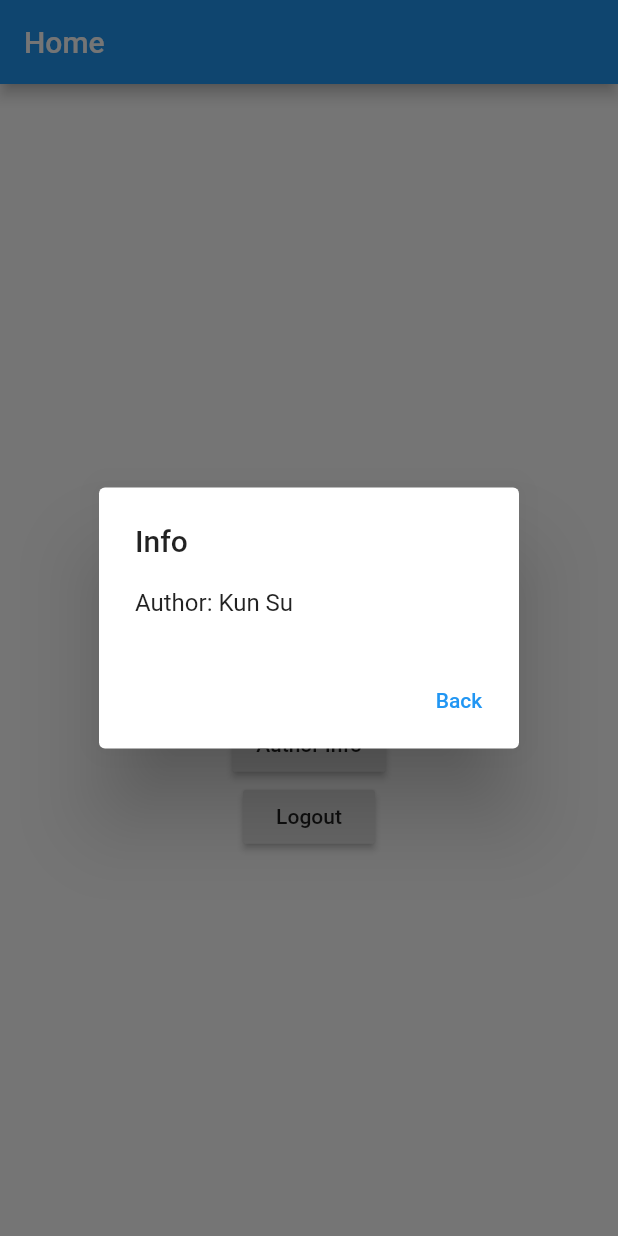
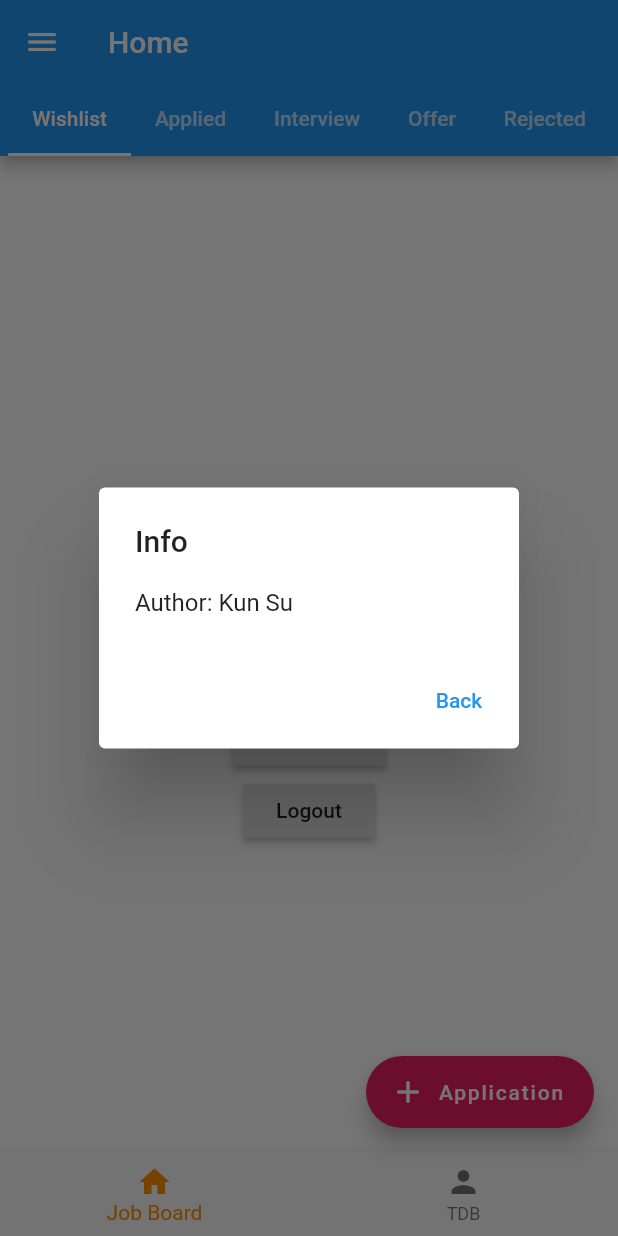
Before and after one commit to KunSu/JobSeeker, a Flutter app: the screen it shows once a user with an empty profile is signed in, after a tap on "Author Info", on a phone screen of 412 x 824 dp. Run offline on Flutter 3.47's test engine with Material 2 defaults, Android fonts, the phone set to English and light mode, and no system bars; our stand-ins replace firebase_auth, firebase_core, flutter_signin_button, google_sign_in; accounts and stored records are empty.

Commit message:
Add drawer, navigationBar, tabBar, and FAB

```diff
--- /dev/null
+++ b/lib/modules/home/screens/drawer.dart
@@ -0,0 +1,55 @@
+import 'package:flutter/material.dart';
+import 'package:jobseeker/blocs/auth_bloc.dart';
+import 'package:provider/provider.dart';
+
+class HomeDrawer extends StatelessWidget {
+  const HomeDrawer({
+    Key key,
+  }) : super(key: key);
+
+  @override
+  Widget build(BuildContext context) {
+    final authBloc = Provider.of<AuthBloc>(context);
+    // TODO: implement the rest of drawer
+    return Drawer(
+      child: ListView(
+        children: [
+          const ListTile(
+            title: Text(
+              'JobSeeker',
+              style: TextStyle(fontSize: 16),
+            ),
+          ),
+          const Divider(
+            thickness: 2,
+          ),
+          const ListTile(
+            leading: Icon(Icons.view_list),
+            title: Text('Job Boards'),
+          ),
+          const ListTile(
+            leading: Icon(Icons.person),
+            title: Text('Account'),
+          ),
+          const Divider(
+            thickness: 2,
+            indent: 70,
+          ),
+          const ListTile(
+            leading: Icon(Icons.settings),
+            title: Text('Setting'),
+          ),
+          const ListTile(
+            leading: Icon(Icons.bug_report),
+            title: Text('Send feedback'),
+          ),
+          ListTile(
+            leading: const Icon(Icons.logout),
+            title: const Text('Log Out'),
+            onTap: authBloc.signOut,
+          ),
+        ],
+      ),
+    );
+  }
+}
--- a/lib/modules/home/screens/home_screen.dart
+++ b/lib/modules/home/screens/home_screen.dart
@@ -1,11 +1,7 @@
-import 'dart:async';
-
-import 'package:firebase_auth/firebase_auth.dart';
 import 'package:flutter/material.dart';
-import 'package:jobseeker/blocs/auth_bloc.dart';
-import 'package:jobseeker/modules/login/login.dart';
-import 'package:jobseeker/widgets/dialogs/dialogs.dart';
-import 'package:provider/provider.dart';
+import 'package:jobseeker/modules/home/home.dart';
+import 'package:jobseeker/widgets/jobboard/jobboard_navigationbar.dart';
+import 'package:jobseeker/widgets/widgets.dart';
 
 class HomeScreen extends StatefulWidget {
   const HomeScreen({Key key}) : super(key: key);
@@ -15,92 +11,49 @@ class HomeScreen extends StatefulWidget {
 }
 
 class _HomeScreenState extends State<HomeScreen> {
-  StreamSubscription<User> loginStateSubscription;
-
-  @override
-  void initState() {
-    var authBloc = Provider.of<AuthBloc>(context, listen: false);
-    loginStateSubscription = authBloc.currentUser.listen((user) {
-      if (user == null) {
-        Navigator.of(context).pushReplacement(
-          MaterialPageRoute<LoginScreen>(
-            builder: (context) => LoginScreen(),
-          ),
-        );
-      }
-    });
-    super.initState();
-  }
-
-  @override
-  void dispose() {
-    loginStateSubscription.cancel();
-    super.dispose();
-  }
-
   @override
   Widget build(BuildContext context) {
-    final authBloc = Provider.of<AuthBloc>(context);
-    return Scaffold(
+    return DefaultTabController(
+      length: 5,
+      child: Scaffold(
         appBar: AppBar(
           title: const Text('Home'),
+          bottom: const TabBar(
+            isScrollable: true,
+            tabs: [
+              // TODO: Add icon?
+              Tab(
+                // icon: Icon(Icons.text_fields),
+                text: 'Wishlist',
               ),
-      body: Center(
-        child: StreamBuilder<User>(
-            stream: authBloc.currentUser,
-            builder: (context, snapshot) {
-              if (!snapshot.hasData) return const CircularProgressIndicator();
-
-              print(snapshot.data);
-              // print(snapshot.data.);
-              return Column(
-                mainAxisAlignment: MainAxisAlignment.center,
-                children: [
-                  Visibility(
-                    visible: snapshot.data.displayName != null,
-                    child: Text(
-                      snapshot.data.displayName != null
-                          ? snapshot.data.displayName
-                          : '',
-                      style: const TextStyle(fontSize: 35.0),
+              Text('Applied'),
+              Text('Interview'),
+              Text('Offer'),
+              Text('Rejected'),
+            ],
           ),
         ),
-                  const SizedBox(
-                    height: 20.0,
+        drawer: const HomeDrawer(),
+        body: const TabBarView(
+          // TODO: implement JobListView
+          children: [
+            JobListView(),
+            JobListView(),
+            JobListView(),
+            JobListView(),
+            JobListView(),
+          ],
         ),
-                  Visibility(
-                    visible: snapshot.data.photoURL != null,
-                    child: CircleAvatar(
-                      // add .replaceFirst('s96', 's400') at the end of
-                      // snapshot.data.photoURL for better image.
-                      backgroundImage: NetworkImage(
-                        snapshot.data.photoURL != null
-                            ? snapshot.data.photoURL
-                            : '',
+        floatingActionButton: FloatingActionButton.extended(
+          onPressed: () {
+            // Add your onPressed code here!
+          },
+          label: const Text('Application'),
+          icon: const Icon(Icons.add),
+          backgroundColor: Colors.pink,
         ),
-                      radius: 45.0,
-                    ),
-                  ),
-                  const SizedBox(
-                    height: 100.0,
-                  ),
-                  RaisedButton(
-                    child: const Text('Author Info'),
-                    onPressed: () async {
-                      await authorInfoDialog(
-                        context: context,
-                        title: 'Info',
-                        text: 'Author: Kun Su',
-                      );
-                    },
-                  ),
-                  RaisedButton(
-                    child: const Text('Logout'),
-                    onPressed: authBloc.signOut,
-                  )
-                ],
-              );
-            }),
+        floatingActionButtonLocation: FloatingActionButtonLocation.endFloat,
+        bottomNavigationBar: JobBoardBottomNavigationBar(),
       ),
     );
   }
--- a/lib/modules/home/screens/screens.dart
+++ b/lib/modules/home/screens/screens.dart
@@ -1 +1,2 @@
+export 'drawer.dart';
 export 'home_screen.dart';
--- /dev/null
+++ b/lib/widgets/jobboard/jobboard.dart
@@ -0,0 +1,2 @@
+export 'jobboard_joblist.dart';
+export 'jobboard_navigationbar.dart';
--- /dev/null
+++ b/lib/widgets/jobboard/jobboard_joblist.dart
@@ -0,0 +1,103 @@
+import 'dart:async';
+
+import 'package:firebase_auth/firebase_auth.dart';
+import 'package:flutter/material.dart';
+import 'package:jobseeker/blocs/auth_bloc.dart';
+import 'package:jobseeker/modules/login/login.dart';
+import 'package:jobseeker/widgets/widgets.dart';
+import 'package:provider/provider.dart';
+
+class JobListView extends StatefulWidget {
+  const JobListView({
+    Key key,
+  }) : super(key: key);
+
+  @override
+  _JobListViewState createState() => _JobListViewState();
+}
+
+class _JobListViewState extends State<JobListView> {
+  StreamSubscription<User> loginStateSubscription;
+
+  @override
+  void dispose() {
+    loginStateSubscription.cancel();
+    super.dispose();
+  }
+
+  @override
+  void initState() {
+    var authBloc = Provider.of<AuthBloc>(context, listen: false);
+    loginStateSubscription = authBloc.currentUser.listen((user) {
+      if (user == null) {
+        Navigator.of(context).pushReplacement(
+          MaterialPageRoute<LoginScreen>(
+            builder: (context) => LoginScreen(),
+          ),
+        );
+      }
+    });
+    super.initState();
+  }
+
+  @override
+  Widget build(BuildContext context) {
+    final authBloc = Provider.of<AuthBloc>(context);
+    return Center(
+      child: StreamBuilder<User>(
+          stream: authBloc.currentUser,
+          builder: (context, snapshot) {
+            // TODO: Error handle
+            if (!snapshot.hasData) return const CircularProgressIndicator();
+
+            return Column(
+              mainAxisAlignment: MainAxisAlignment.center,
+              children: [
+                Visibility(
+                  visible: snapshot.data.displayName != null,
+                  child: Text(
+                    snapshot.data.displayName != null
+                        ? snapshot.data.displayName
+                        : '',
+                    style: const TextStyle(fontSize: 35.0),
+                  ),
+                ),
+                const SizedBox(
+                  height: 20.0,
+                ),
+                Visibility(
+                  visible: snapshot.data.photoURL != null,
+                  child: CircleAvatar(
+                    // add .replaceFirst('s96', 's400') at the end of
+                    // snapshot.data.photoURL for better image.
+                    backgroundImage: NetworkImage(
+                      snapshot.data.photoURL != null
+                          ? snapshot.data.photoURL
+                          : '',
+                    ),
+                    radius: 45.0,
+                  ),
+                ),
+                const SizedBox(
+                  height: 100.0,
+                ),
+                RaisedButton(
+                  child: const Text('Author Info'),
+                  onPressed: () async {
+                    await authorInfoDialog(
+                      context: context,
+                      title: 'Info',
+                      text: 'Author: Kun Su',
+                    );
+                  },
+                ),
+                RaisedButton(
+                  child: const Text('Logout'),
+                  onPressed: authBloc.signOut,
+                )
+              ],
+            );
+          }),
+    );
+  }
+}
--- /dev/null
+++ b/lib/widgets/jobboard/jobboard_navigationbar.dart
@@ -0,0 +1,82 @@
+import 'package:flutter/material.dart';
+
+class JobBoardBottomNavigationBar extends StatefulWidget {
+  JobBoardBottomNavigationBar({
+    Key key,
+  }) : super(key: key);
+
+  @override
+  _JobBoardBottomNavigationBarState createState() =>
+      _JobBoardBottomNavigationBarState();
+}
+
+class _JobBoardBottomNavigationBarState
+    extends State<JobBoardBottomNavigationBar> {
+  _JobBoardBottomNavigationBarState();
+
+  int _selectedIndex = 0;
+
+  // TODO: Clear up
+  @override
+  Widget build(BuildContext context) {
+    // final currentRoute = ModalRoute.of(context).settings.name;
+    // switch (currentRoute) {
+    //   case '/account':
+    //     _selectedIndex = 1;
+    //     break;
+    //   case '/item':
+    //     _selectedIndex = 2;
+    //     break;
+    //   default:
+    //     _selectedIndex = 0;
+    //     break;
+    // }
+    return BottomNavigationBar(
+      items: <BottomNavigationBarItem>[
+        const BottomNavigationBarItem(
+          icon: Icon(Icons.home),
+          label: 'Job Board',
+        ),
+        const BottomNavigationBarItem(
+          icon: Icon(Icons.person),
+          label: 'TDB',
+        ),
+      ],
+      currentIndex: _selectedIndex,
+      selectedItemColor: Colors.amber[800],
+      onTap: _onItemTapped,
+    );
+  }
+
+  void _onItemTapped(int index) {
+    // var _homeRouteName;
+    // switch (identity) {
+    //   case 'donor':
+    //     _homeRouteName = DonorPage.routeName;
+    //     break;
+    //   case 'employee':
+    //     _homeRouteName = EmployeePage.routeName;
+    //     break;
+    //   case 'recipient':
+    //     _homeRouteName = RecipientPage.routeName;
+    //     break;
+    //   case 'admin':
+    //     _homeRouteName = AdminPage.routeName;
+    //     break;
+    //   default:
+    //     break;
+    // }
+    setState(() {
+      _selectedIndex = index;
+      // if (_selectedIndex == 0) {
+      //   if (ModalRoute.of(context).settings.name != _homeRouteName) {
+      //     Navigator.pushReplacementNamed(context, _homeRouteName);
+      //   }
+      // } else if (_selectedIndex == 1) {
+      //   Navigator.pushReplacementNamed(context, AccountPage.routeName);
+      // } else if (_selectedIndex == 2) {
+      //   Navigator.pushReplacementNamed(context, ItemPage.routeName);
+      // }
+    });
+  }
+}
--- a/lib/widgets/widgets.dart
+++ b/lib/widgets/widgets.dart
@@ -1,2 +1,3 @@
 export 'dialogs/dialogs.dart';
 export 'display_error.dart';
+export 'jobboard/jobboard.dart';
--- a/pubspec.yaml
+++ b/pubspec.yaml
@@ -18,13 +18,16 @@ dependencies:
 
   # Firebase
   firebase_core: ^0.7.0
+
+  # Authentication
   firebase_auth: ^0.20.1
   google_sign_in: ^4.5.1
   flutter_signin_button: ^1.1.0
 
+  # cloud_firestore: ^0.16.0
+
   # state management
   provider: ^4.3.2+2
-  # cloud_firestore: ^0.16.0+1
 
 dev_dependencies:
   flutter_test:
```
Lines whose indentation alone changed are shown as unchanged.
